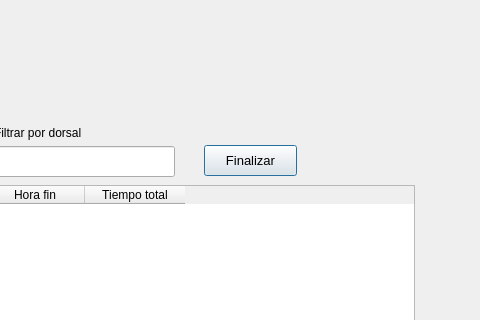
First picture: the form in qt/takeTimeView.ui, repository germang2/CrossfitTimer, before the edit; both pictures show x 686 to 1166 and y 85 to 405 of the 1166 by 668 pixel window.
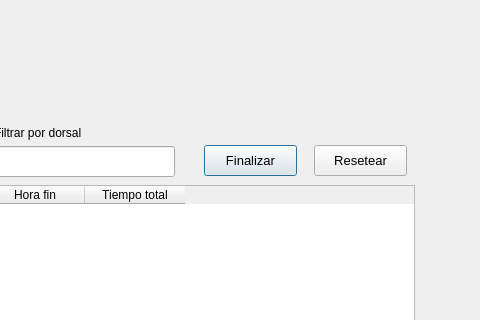
Second picture: the form after the edit.

What changed in the file:
```diff
--- a/qt/takeTimeView.ui
+++ b/qt/takeTimeView.ui
@@ -275,6 +275,24 @@
     <string>Ordernar</string>
    </property>
   </widget>
+  <widget class="QPushButton" name="btn_reset_time">
+   <property name="geometry">
+    <rect>
+     <x>1000</x>
+     <y>230</y>
+     <width>93</width>
+     <height>31</height>
+    </rect>
+   </property>
+   <property name="font">
+    <font>
+     <pointsize>10</pointsize>
+    </font>
+   </property>
+   <property name="text">
+    <string>Resetear</string>
+   </property>
+  </widget>
  </widget>
  <resources/>
  <connections/>
```
